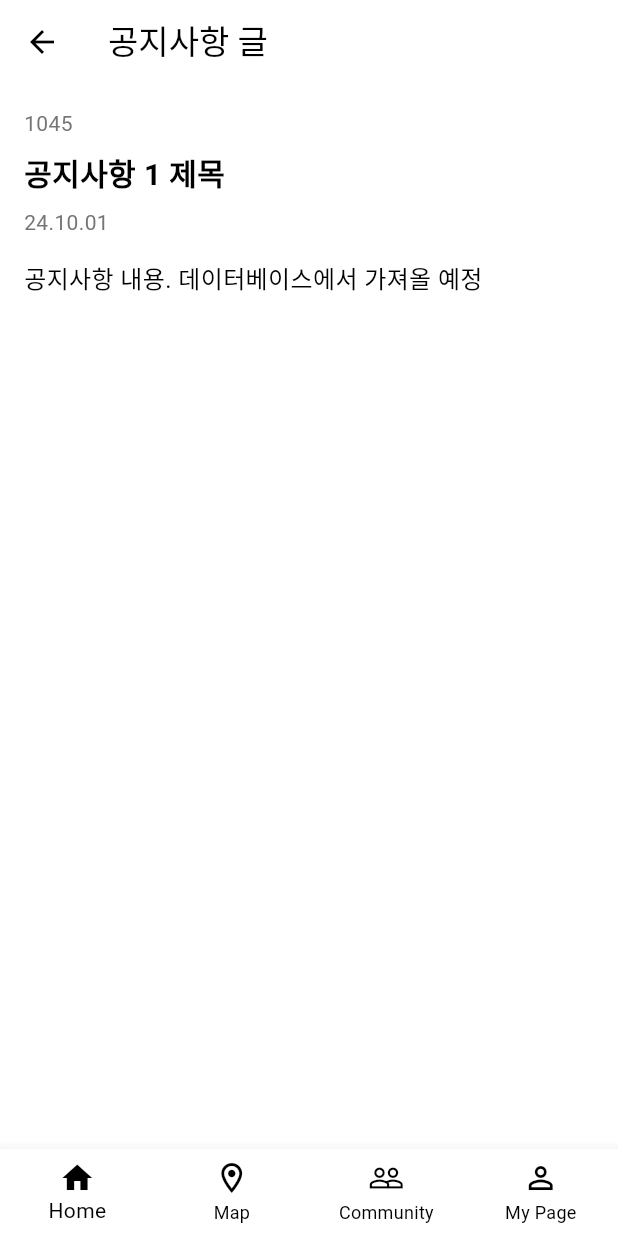
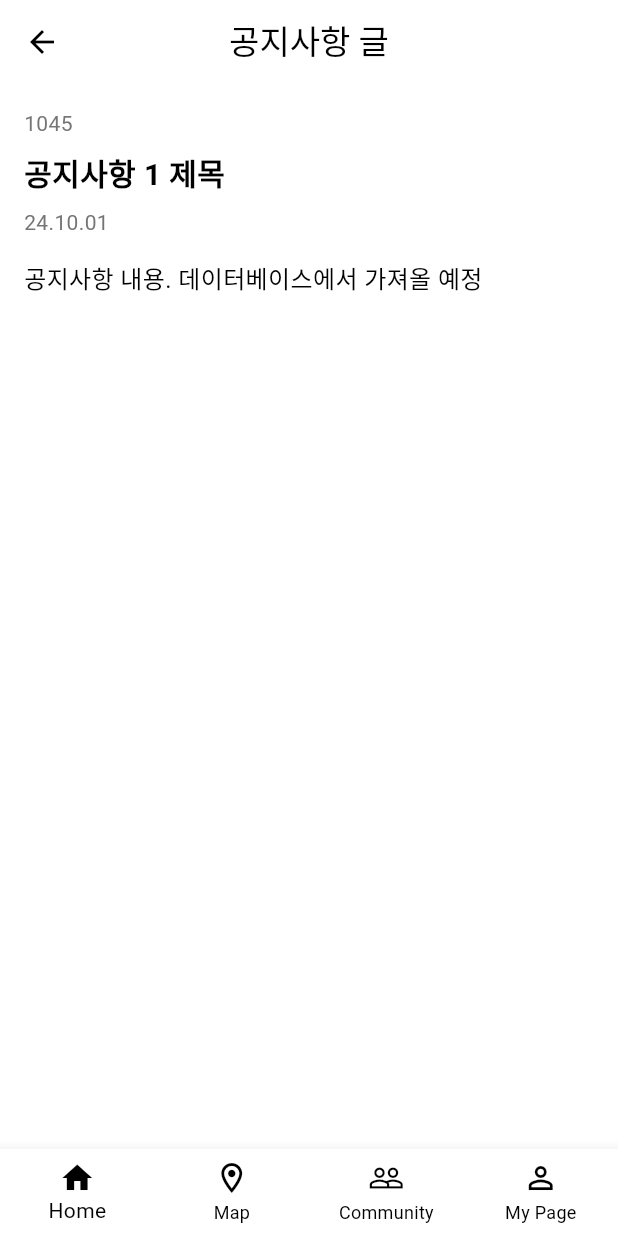
Before and after one commit to NostraProejct/NostraKnu_FE, a Flutter app: the NoticeMain screen opened by its route, after a tap on "1045", on a phone screen of 412 x 824 dp. Run offline on Flutter 3.47's test engine with Material 3 defaults, Android fonts, the phone set to English and light mode, and no system bars; our stand-ins replace go_router, google_fonts, infinite_scroll_pagination.

Commit message:
FIX / 홈 디자인 수정

```diff
--- a/lib/home/cafeteria/cafeteriaMain.dart
+++ b/lib/home/cafeteria/cafeteriaMain.dart
@@ -45,7 +45,7 @@ class _CafeteriaMain extends State<CafeteriaMain> {
         ),
         centerTitle: true,
         leading: IconButton(
-          icon: Icon(Icons.arrow_back, color: Colors.black),
+          icon: Icon(Icons.arrow_back_ios, color: Colors.black),
           iconSize: 26,
           onPressed: () => context.pop(),
         ),
--- a/lib/home/home_screen.dart
+++ b/lib/home/home_screen.dart
@@ -90,7 +90,7 @@ class HomeScreen extends StatelessWidget {
           // 학식, 대외활동, 취업 섹션
           Expanded(
             child: Padding(
-              padding: const EdgeInsets.all(16.0),
+              padding: const EdgeInsets.only(left: 16.0, top: 20.0, right: 16.0),
               child: Column(
                 children: [
                   // 학식과 대외활동
@@ -100,27 +100,24 @@ class HomeScreen extends StatelessWidget {
                       FeatureSection(
                         title: '학식',
                         onTap: () {
-                          // 학식 페이지로 이동
-                          context.go('/cafeteria');
+                          context.go('/cafeteria'); // 학식 페이지로 이동
                         },
                       ),
                       FeatureSection(
                         title: '대외활동',
                         onTap: () {
-                          // 대외활동 페이지로 이동
-                          context.go('/activities');
+                          context.go('/activities'); // 대외활동 페이지로 이동
                         },
                       ),
                     ],
                   ),
-                  const SizedBox(height: 16),
+                  const SizedBox(height: 20),
                   // 취업
                   FeatureSection(
                     title: '취업',
                     isFullWidth: true,
                     onTap: () {
-                      // 취업 페이지로 이동
-                      context.go('/employment');
+                      context.go('/employment'); // 취업 페이지로 이동
                     },
                   ),
                 ],
@@ -148,10 +145,13 @@ class FeatureSection extends StatelessWidget {
       child: Column(
         crossAxisAlignment: CrossAxisAlignment.start,
         children: [
-          // 텍스트 (카드 위에 위치)
-          Padding(
-            padding: const EdgeInsets.only(left: 8.0, bottom: 8.0),
-            child: Text(
+          Row(
+            children: [
+              IconButton(
+                icon: Icon(Icons.list, color: Colors.black),
+                onPressed: null,
+              ),
+              Text(
                 title,
                 style: TextStyle(
                   fontSize: 16,
@@ -159,8 +159,8 @@ class FeatureSection extends StatelessWidget {
                   color: Colors.black87,
                 ),
               ),
+            ],
           ),
-          // 카드 배경
           Container(
             width: isFullWidth ? double.infinity : (MediaQuery.of(context).size.width - 50) / 2,
             height: 150,
--- /dev/null
+++ b/lib/home/notice/noticeDetail.dart
@@ -0,0 +1,60 @@
+import 'package:flutter/material.dart';
+import 'package:go_router/go_router.dart';
+
+class NoticeDetail extends StatelessWidget {
+  final String id;
+  final String title;
+  final String date;
+
+  NoticeDetail({required this.id, required this.title, required this.date});
+
+  @override
+  Widget build(BuildContext context) {
+    return Scaffold(
+      appBar: AppBar(
+        backgroundColor: Colors.white,
+        elevation: 1,
+        leading: IconButton(
+          icon: Icon(Icons.arrow_back, color: Colors.black),
+          onPressed: () => context.pop(),
+        ),
+        title: Text(
+            "공지사항 글",
+            style: TextStyle(
+                color: Colors.black
+            )
+        ),
+        centerTitle: true,
+      ),
+      body: Padding(
+        padding: const EdgeInsets.all(16.0),
+        child: Column(
+          crossAxisAlignment: CrossAxisAlignment.start,
+          children: [
+            Text(
+              id,
+              style: TextStyle(fontSize: 14, color: Colors.grey[600]),
+            ),
+            SizedBox(height: 8),
+            Text(
+              title,
+              style: TextStyle(fontSize: 20, fontWeight: FontWeight.bold),
+            ),
+            SizedBox(height: 8),
+            Text(
+              date,
+              style: TextStyle(fontSize: 14, color: Colors.grey[600]),
+            ),
+            SizedBox(height: 16),
+            Expanded(
+              child: Text(
+                "공지사항 내용. 데이터베이스에서 가져올 예정",
+                style: TextStyle(fontSize: 16, color: Colors.black),
+              ),
+            ),
+          ],
+        ),
+      ),
+    );
+  }
+}
--- a/lib/home/notice/noticeMain.dart
+++ b/lib/home/notice/noticeMain.dart
@@ -1,5 +1,7 @@
 import 'package:flutter/material.dart';
 import 'package:go_router/go_router.dart';
+
+import '../../home/notice/noticeDetail.dart';
 
 class NoticeMain extends StatefulWidget {
   @override
@@ -55,7 +57,7 @@ class _NoticeMain extends State<NoticeMain> {
         backgroundColor: Colors.grey[200],
         elevation: 0,
         leading: IconButton(
-          icon: Icon(Icons.arrow_back, color: Colors.black),
+          icon: Icon(Icons.arrow_back_ios, color: Colors.black),
           iconSize: 26,
           onPressed: () => context.pop(),
         ),
@@ -90,7 +92,7 @@ class _NoticeMain extends State<NoticeMain> {
                     Navigator.push(
                       context,
                       MaterialPageRoute(
-                        builder: (context) => NoticeDetailScreen(
+                        builder: (context) => NoticeDetail(
                           id: notice["id"]!,
                           title: notice["title"]!,
                           date: notice["date"]!,
@@ -215,56 +217,3 @@ class _NoticeMain extends State<NoticeMain> {
     );
   }
 }
-
-
-class NoticeDetailScreen extends StatelessWidget {
-  final String id;
-  final String title;
-  final String date;
-
-  NoticeDetailScreen({required this.id, required this.title, required this.date});
-
-  @override
-  Widget build(BuildContext context) {
-    return Scaffold(
-      appBar: AppBar(
-        title: Text("공지사항 글", style: TextStyle(color: Colors.black)),
-        backgroundColor: Colors.white,
-        elevation: 1,
-        leading: IconButton(
-          icon: Icon(Icons.arrow_back, color: Colors.black),
-          onPressed: () => Navigator.pop(context),
-        ),
-      ),
-      body: Padding(
-        padding: const EdgeInsets.all(16.0),
-        child: Column(
-          crossAxisAlignment: CrossAxisAlignment.start,
-          children: [
-            Text(
-              id,
-              style: TextStyle(fontSize: 14, color: Colors.grey[600]),
-            ),
-            SizedBox(height: 8),
-            Text(
-              title,
-              style: TextStyle(fontSize: 20, fontWeight: FontWeight.bold),
-            ),
-            SizedBox(height: 8),
-            Text(
-              date,
-              style: TextStyle(fontSize: 14, color: Colors.grey[600]),
-            ),
-            SizedBox(height: 16),
-            Expanded(
-              child: Text(
-                "공지사항 내용. 데이터베이스에서 가져올 예정",
-                style: TextStyle(fontSize: 16, color: Colors.black),
-              ),
-            ),
-          ],
-        ),
-      ),
-    );
-  }
-}
```
Lines whose indentation alone changed are shown as unchanged.
